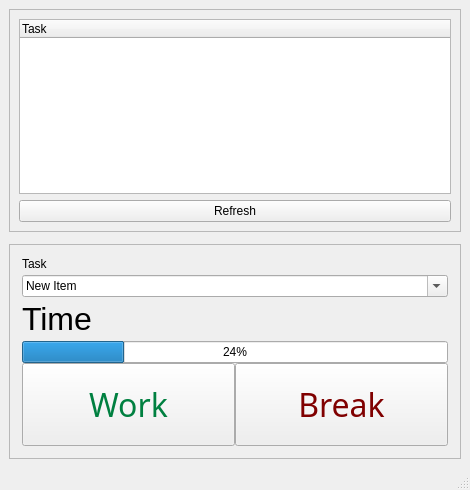
Above: task_list.ui from aclark73/TaskList before the change. Below: the same form after it.
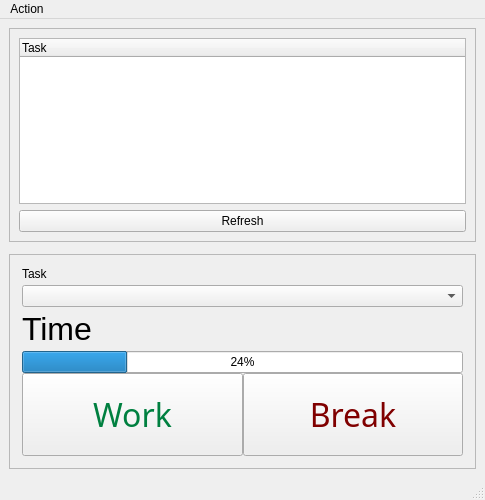
That is the form after the change.

Commit message: Mostly trying to add a history widget

The edit to the form file:
```diff
--- a/task_list.ui
+++ b/task_list.ui
@@ -6,8 +6,8 @@
    <rect>
     <x>0</x>
     <y>0</y>
-    <width>470</width>
-    <height>490</height>
+    <width>485</width>
+    <height>500</height>
    </rect>
   </property>
   <property name="sizePolicy">
@@ -152,16 +152,11 @@
           <item>
            <widget class="QComboBox" name="comboBox">
             <property name="editable">
-             <bool>true</bool>
+             <bool>false</bool>
             </property>
             <property name="insertPolicy">
              <enum>QComboBox::InsertAtTop</enum>
             </property>
-            <item>
-             <property name="text">
-              <string>New Item</string>
-             </property>
-            </item>
            </widget>
           </item>
           <item>
@@ -290,7 +285,25 @@
     <bool>true</bool>
    </property>
   </widget>
-  <action name="actionGo">
+  <widget class="QMenuBar" name="menuBar">
+   <property name="geometry">
+    <rect>
+     <x>0</x>
+     <y>0</y>
+     <width>485</width>
+     <height>22</height>
+    </rect>
+   </property>
+   <widget class="QMenu" name="menuAction">
+    <property name="title">
+     <string>Action</string>
+    </property>
+    <addaction name="actionWork"/>
+    <addaction name="actionBreak"/>
+   </widget>
+   <addaction name="menuAction"/>
+  </widget>
+  <action name="actionWork">
    <property name="text">
     <string>Go</string>
    </property>
```
Left out of the diff: 76 changed lines with no effect on the pictures. The commit also changes 6 other files.
